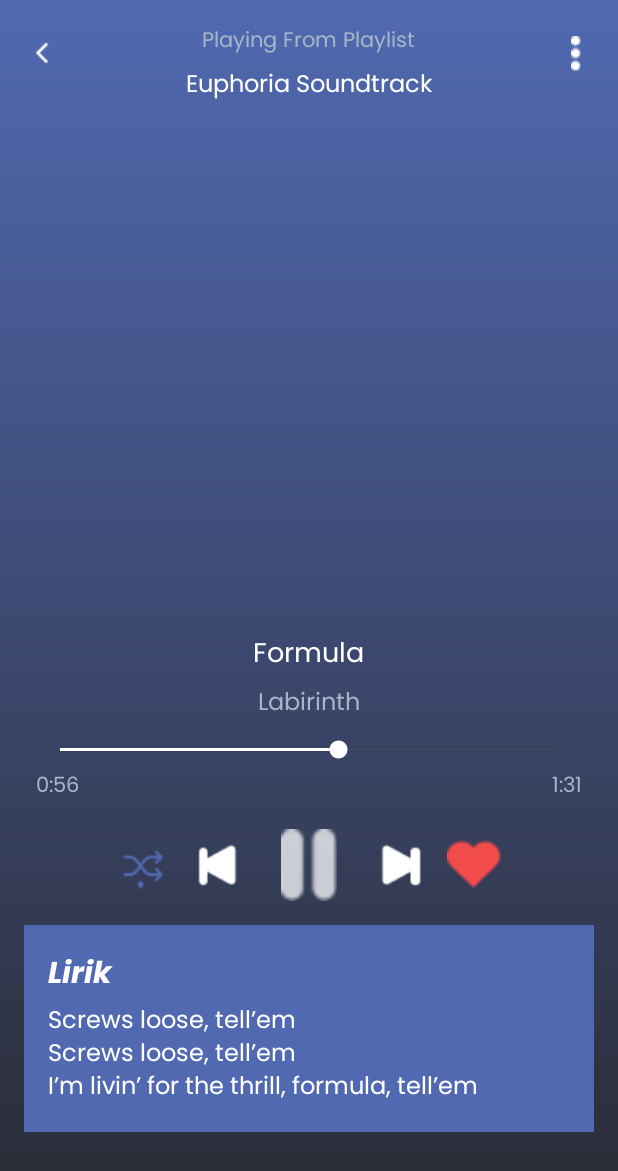
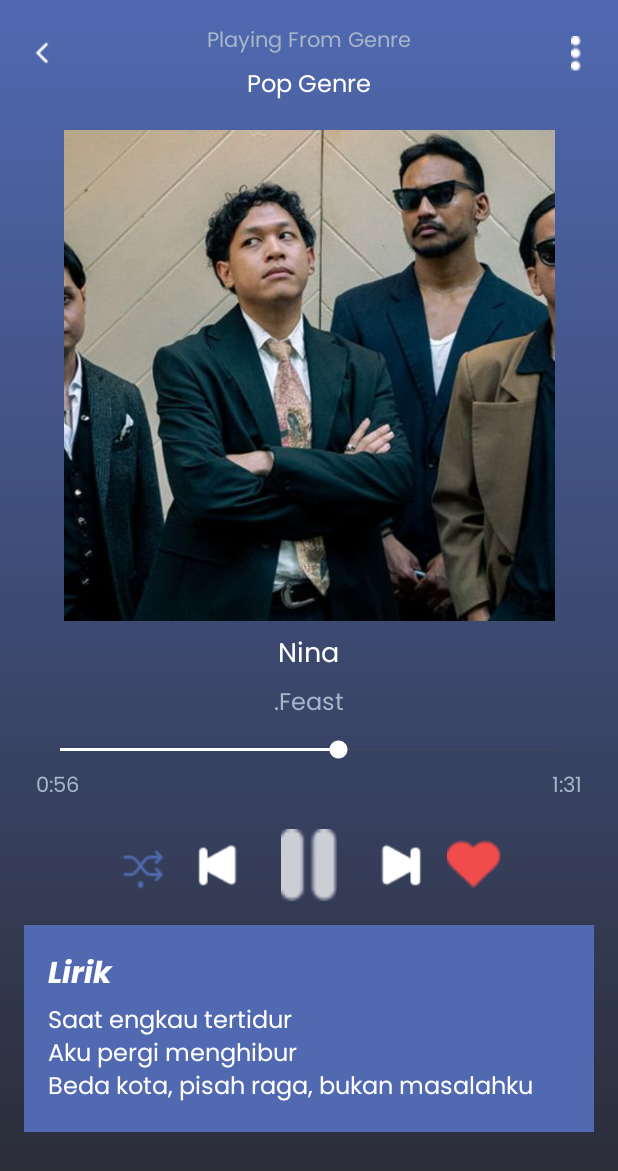
Before and after one commit to erianaerwt/vibeTune, an Android app: the layout play.xml on its own in the app's theme, with its tools: preview values and no code run, on a phone screen of 412 x 824 dp. Shown: the top 1171 px of the screen. Run offline under Robolectric (Android 15) with nearby library versions, the phone set to English and light mode, and no system bars.

Commit message:
play play

```diff
--- a/app/src/main/res/layout/play.xml
+++ b/app/src/main/res/layout/play.xml
@@ -10,7 +10,7 @@
         android:id="@+id/playing_from"
         android:layout_width="wrap_content"
         android:layout_height="wrap_content"
-        android:text="Playing From Playlist"
+        android:text="Playing From Genre"
         android:textColor="#A7B5C9"
         android:textSize="14sp"
         android:fontFamily="@font/poppins_regular"
@@ -21,7 +21,7 @@
         android:id="@+id/playlist_name"
         android:layout_width="wrap_content"
         android:layout_height="wrap_content"
-        android:text="Euphoria Soundtrack"
+        android:text="Pop Genre"
         android:textColor="#FFFFFF"
         android:textSize="16sp"
         android:fontFamily="@font/poppins_regular"
@@ -53,6 +53,7 @@
         android:layout_width="337dp"
         android:layout_height="327dp"
         android:layout_below="@id/playlist_name"
+        android:src="@drawable/nina"
         android:layout_centerHorizontal="true"
         android:layout_marginTop="16dp"/>
 
@@ -61,7 +62,7 @@
         android:id="@+id/song_title"
         android:layout_width="wrap_content"
         android:layout_height="wrap_content"
-        android:text="Formula"
+        android:text="Nina"
         android:textColor="#FFFFFF"
         android:textSize="18sp"
         android:fontFamily="@font/poppins_regular"
@@ -74,7 +75,7 @@
         android:id="@+id/artist_name"
         android:layout_width="wrap_content"
         android:layout_height="wrap_content"
-        android:text="Labirinth"
+        android:text=".Feast"
         android:textColor="#A7B5C9"
         android:textSize="16sp"
         android:fontFamily="@font/poppins_regular"
@@ -200,7 +201,7 @@
             android:id="@+id/lyrics"
             android:layout_width="match_parent"
             android:layout_height="wrap_content"
-            android:text="Screws loose, tell’em\nScrews loose, tell’em\nI’m livin’ for the thrill, formula, tell’em"
+            android:text="Saat engkau tertidur\nAku pergi menghibur\nBeda kota, pisah raga, bukan masalahku"
             android:textColor="#FFFFFF"
             android:textSize="16sp"
             android:fontFamily="@font/poppins_regular"/>
```
Also changed, not shown: app/src/main/res/drawable/nina.png.
